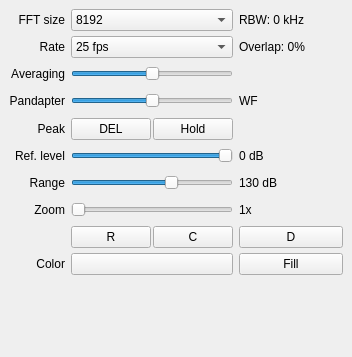
First picture: the form in src/qtgui/dockfft.ui, repository gqrx-sdr/gqrx, before the edit.
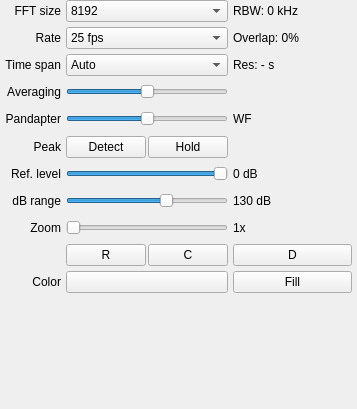
Second picture: the form after the edit. Icons and pictures are not drawn. Custom widgets are drawn as their Qt base class.

Commit message:
Add user settable waterfall time span.
Allows averaging waterfall data with a span up to 24 hours.
Implements second part of issue #316

The edit to the form file:
```diff
--- a/src/qtgui/dockfft.ui
+++ b/src/qtgui/dockfft.ui
@@ -6,8 +6,8 @@
    <rect>
     <x>0</x>
     <y>0</y>
-    <width>352</width>
-    <height>357</height>
+    <width>357</width>
+    <height>409</height>
    </rect>
   </property>
   <property name="sizePolicy">
@@ -18,8 +18,8 @@
   </property>
   <property name="minimumSize">
    <size>
-    <width>352</width>
-    <height>345</height>
+    <width>357</width>
+    <height>409</height>
    </size>
   </property>
   <property name="windowIcon">
@@ -37,11 +37,233 @@
   </property>
   <widget class="QWidget" name="dockWidgetContents">
    <layout class="QVBoxLayout" name="verticalLayout">
+    <property name="spacing">
+     <number>5</number>
+    </property>
+    <property name="leftMargin">
+     <number>5</number>
+    </property>
+    <property name="topMargin">
+     <number>0</number>
+    </property>
+    <property name="rightMargin">
+     <number>5</number>
+    </property>
+    <property name="bottomMargin">
+     <number>0</number>
+    </property>
     <item>
      <layout class="QGridLayout" name="gridLayout" columnstretch="0,0,0">
-      <property name="verticalSpacing">
+      <property name="bottomMargin">
        <number>5</number>
       </property>
+      <property name="spacing">
+       <number>5</number>
+      </property>
+      <item row="4" column="0">
+       <widget class="QLabel" name="pandLabel">
+        <property name="sizePolicy">
+         <sizepolicy hsizetype="Preferred" vsizetype="Preferred">
+          <horstretch>0</horstretch>
+          <verstretch>0</verstretch>
+         </sizepolicy>
+        </property>
+        <property name="text">
+         <string>Pandapter</string>
+        </property>
+        <property name="alignment">
+         <set>Qt::AlignRight|Qt::AlignTrailing|Qt::AlignVCenter</set>
+        </property>
+       </widget>
+      </item>
+      <item row="3" column="1">
+       <widget class="QSlider" name="fftAvgSlider">
+        <property name="sizePolicy">
+         <sizepolicy hsizetype="MinimumExpanding" vsizetype="Preferred">
+          <horstretch>0</horstretch>
+          <verstretch>0</verstretch>
+         </sizepolicy>
+        </property>
+        <property name="minimumSize">
+         <size>
+          <width>0</width>
+          <height>22</height>
+         </size>
+        </property>
+        <property name="toolTip">
+         <string>FFT averaging gain</string>
+        </property>
+        <property name="maximum">
+         <number>100</number>
+        </property>
+        <property name="value">
+         <number>50</number>
+        </property>
+        <property name="orientation">
+         <enum>Qt::Horizontal</enum>
+        </property>
+        <property name="invertedAppearance">
+         <bool>false</bool>
+        </property>
+        <property name="invertedControls">
+         <bool>false</bool>
+        </property>
+       </widget>
+      </item>
+      <item row="6" column="0">
+       <widget class="QLabel" name="label_1">
+        <property name="toolTip">
+         <string>The reference level is the level at the top of the FFT plot</string>
+        </property>
+        <property name="text">
+         <string>Ref. level</string>
+        </property>
+        <property name="alignment">
+         <set>Qt::AlignRight|Qt::AlignTrailing|Qt::AlignVCenter</set>
+        </property>
+       </widget>
+      </item>
+      <item row="4" column="2">
+       <widget class="QLabel" name="wfLabel">
+        <property name="sizePolicy">
+         <sizepolicy hsizetype="MinimumExpanding" vsizetype="Preferred">
+          <horstretch>0</horstretch>
+          <verstretch>0</verstretch>
+         </sizepolicy>
+        </property>
+        <property name="text">
+         <string>WF</string>
+        </property>
+        <property name="alignment">
+         <set>Qt::AlignLeading|Qt::AlignLeft|Qt::AlignVCenter</set>
+        </property>
+       </widget>
+      </item>
+      <item row="11" column="1">
+       <widget class="QtColorPicker" name="colorPicker">
+        <property name="sizePolicy">
+         <sizepolicy hsizetype="MinimumExpanding" vsizetype="Preferred">
+          <horstretch>0</horstretch>
+          <verstretch>0</verstretch>
+         </sizepolicy>
+        </property>
+        <property name="toolTip">
+         <string>Color for the FFT plot</string>
+        </property>
+        <property name="text">
+         <string/>
+        </property>
+       </widget>
+      </item>
+      <item row="4" column="1">
+       <widget class="QSlider" name="fftSplitSlider">
+        <property name="sizePolicy">
+         <sizepolicy hsizetype="MinimumExpanding" vsizetype="Preferred">
+          <horstretch>0</horstretch>
+          <verstretch>0</verstretch>
+         </sizepolicy>
+        </property>
+        <property name="minimumSize">
+         <size>
+          <width>0</width>
+          <height>22</height>
+         </size>
+        </property>
+        <property name="toolTip">
+         <string>Spatial distribution between pandapter and waterfall</string>
+        </property>
+        <property name="minimum">
+         <number>0</number>
+        </property>
+        <property name="maximum">
+         <number>100</number>
+        </property>
+        <property name="value">
+         <number>50</number>
+        </property>
+        <property name="orientation">
+         <enum>Qt::Horizontal</enum>
+        </property>
+       </widget>
+      </item>
+      <item row="5" column="1">
+       <layout class="QHBoxLayout" name="horizontalLayout_2" stretch="0,0">
+        <property name="spacing">
+         <number>2</number>
+        </property>
+        <property name="sizeConstraint">
+         <enum>QLayout::SetDefaultConstraint</enum>
+        </property>
+        <property name="topMargin">
+         <number>1</number>
+        </property>
+        <property name="bottomMargin">
+         <number>0</number>
+        </property>
+        <item>
+         <widget class="QPushButton" name="peakDetectionButton">
+          <property name="sizePolicy">
+           <sizepolicy hsizetype="MinimumExpanding" vsizetype="Preferred">
+            <horstretch>0</horstretch>
+            <verstretch>0</verstretch>
+           </sizepolicy>
+          </property>
+          <property name="minimumSize">
+           <size>
+            <width>0</width>
+            <height>0</height>
+           </size>
+          </property>
+          <property name="maximumSize">
+           <size>
+            <width>16777215</width>
+            <height>16777215</height>
+           </size>
+          </property>
+          <property name="toolTip">
+           <string>Enable peak detection in FFT</string>
+          </property>
+          <property name="text">
+           <string>Detect</string>
+          </property>
+          <property name="checkable">
+           <bool>true</bool>
+          </property>
+         </widget>
+        </item>
+        <item>
+         <widget class="QPushButton" name="peakHoldButton">
+          <property name="sizePolicy">
+           <sizepolicy hsizetype="MinimumExpanding" vsizetype="Preferred">
+            <horstretch>0</horstretch>
+            <verstretch>0</verstretch>
+           </sizepolicy>
+          </property>
+          <property name="minimumSize">
+           <size>
+            <width>0</width>
+            <height>0</height>
+           </size>
+          </property>
+          <property name="maximumSize">
+           <size>
+            <width>16777215</width>
+            <height>16777215</height>
+           </size>
+          </property>
+          <property name="toolTip">
+           <string>Toggle peak hold in FFT</string>
+          </property>
+          <property name="text">
+           <string>Hold</string>
+          </property>
+          <property name="checkable">
+           <bool>true</bool>
+          </property>
+         </widget>
+        </item>
+       </layout>
+      </item>
       <item row="1" column="1">
        <widget class="QComboBox" name="fftRateComboBox">
         <property name="sizePolicy">
@@ -119,7 +341,7 @@
         </item>
        </widget>
       </item>
-      <item row="2" column="0">
+      <item row="3" column="0">
        <widget class="QLabel" name="fftAvgLabel">
         <property name="sizePolicy">
          <sizepolicy hsizetype="Preferred" vsizetype="Preferred">
@@ -138,19 +360,6 @@
         </property>
        </widget>
       </item>
-      <item row="5" column="0">
-       <widget class="QLabel" name="label_1">
-        <property name="toolTip">
-         <string>The reference level is the level at the top of the FFT plot</string>
-        </property>
-        <property name="text">
-         <string>Ref. level</string>
-        </property>
-        <property name="alignment">
-         <set>Qt::AlignRight|Qt::AlignTrailing|Qt::AlignVCenter</set>
-        </property>
-       </widget>
-      </item>
       <item row="0" column="0">
        <widget class="QLabel" name="fftSizeLabel">
         <property name="text">
@@ -161,6 +370,186 @@
         </property>
        </widget>
       </item>
+      <item row="6" column="2">
+       <widget class="QLabel" name="reflevelLabel">
+        <property name="toolTip">
+         <string>The reference level is the level at the top of the FFT plot</string>
+        </property>
+        <property name="statusTip">
+         <string/>
+        </property>
+        <property name="text">
+         <string>0 dB</string>
+        </property>
+       </widget>
+      </item>
+      <item row="1" column="2">
+       <widget class="QLabel" name="fftOvrLabel">
+        <property name="toolTip">
+         <string>FFT buffer overlap between two consecutive FFT calculations.</string>
+        </property>
+        <property name="text">
+         <string>Overlap: 0%</string>
+        </property>
+       </widget>
+      </item>
+      <item row="7" column="2">
+       <widget class="QLabel" name="rangeLabel">
+        <property name="toolTip">
+         <string>The range of the FFT plot</string>
+        </property>
+        <property name="text">
+         <string>130 dB</string>
+        </property>
+       </widget>
+      </item>
+      <item row="9" column="1">
+       <widget class="QSlider" name="fftZoomSlider">
+        <property name="sizePolicy">
+         <sizepolicy hsizetype="MinimumExpanding" vsizetype="Preferred">
+          <horstretch>0</horstretch>
+          <verstretch>0</verstretch>
+         </sizepolicy>
+        </property>
+        <property name="minimumSize">
+         <size>
+          <width>0</width>
+          <height>22</height>
+         </size>
+        </property>
+        <property name="toolTip">
+         <string>Zoom level for zooming in on the frequency axis.</string>
+        </property>
+        <property name="minimum">
+         <number>1</number>
+        </property>
+        <property name="maximum">
+         <number>50</number>
+        </property>
+        <property name="pageStep">
+         <number>5</number>
+        </property>
+        <property name="orientation">
+         <enum>Qt::Horizontal</enum>
+        </property>
+        <property name="invertedAppearance">
+         <bool>false</bool>
+        </property>
+        <property name="invertedControls">
+         <bool>false</bool>
+        </property>
+        <property name="tickPosition">
+         <enum>QSlider::NoTicks</enum>
+        </property>
+       </widget>
+      </item>
+      <item row="9" column="0">
+       <widget class="QLabel" name="zoomLAbel">
+        <property name="toolTip">
+         <string>Zooming shortcuts</string>
+        </property>
+        <property name="text">
+         <string>Zoom</string>
+        </property>
+        <property name="alignment">
+         <set>Qt::AlignRight|Qt::AlignTrailing|Qt::AlignVCenter</set>
+        </property>
+       </widget>
+      </item>
+      <item row="10" column="1">
+       <layout class="QHBoxLayout" name="horizontalLayout" stretch="0,0">
+        <property name="spacing">
+         <number>2</number>
+        </property>
+        <item>
+         <widget class="QPushButton" name="resetButton">
+          <property name="sizePolicy">
+           <sizepolicy hsizetype="MinimumExpanding" vsizetype="Preferred">
+            <horstretch>0</horstretch>
+            <verstretch>0</verstretch>
+           </sizepolicy>
+          </property>
+          <property name="minimumSize">
+           <size>
+            <width>0</width>
+            <height>0</height>
+           </size>
+          </property>
+          <property name="maximumSize">
+           <size>
+            <width>16777215</width>
+            <height>16777215</height>
+           </size>
+          </property>
+          <property name="toolTip">
+           <string>Reset zoom level to 1x</string>
+          </property>
+          <property name="text">
+           <string>R</string>
+          </property>
+         </widget>
+        </item>
+        <item>
+         <widget class="QPushButton" name="centerButton">
+          <property name="sizePolicy">
+           <sizepolicy hsizetype="MinimumExpanding" vsizetype="Preferred">
+            <horstretch>0</horstretch>
+            <verstretch>0</verstretch>
+           </sizepolicy>
+          </property>
+          <property name="minimumSize">
+           <size>
+            <width>0</width>
+            <height>0</height>
+           </size>
+          </property>
+          <property name="maximumSize">
+           <size>
+            <width>16777215</width>
+            <height>16777215</height>
+           </size>
+          </property>
+          <property name="toolTip">
+           <string>Center FFT around original center frequency</string>
+          </property>
+          <property name="text">
+           <string>C</string>
+          </property>
+         </widget>
+        </item>
+       </layout>
+      </item>
+      <item row="11" column="2">
+       <widget class="QPushButton" name="fillButton">
+        <property name="sizePolicy">
+         <sizepolicy hsizetype="MinimumExpanding" vsizetype="Preferred">
+          <horstretch>0</horstretch>
+          <verstretch>0</verstretch>
+         </sizepolicy>
+        </property>
+        <property name="minimumSize">
+         <size>
+          <width>0</width>
+          <height>0</height>
+         </size>
+        </property>
+        <property name="maximumSize">
+         <size>
+          <width>16777215</width>
+          <height>16777215</height>
+         </size>
+        </property>
+        <property name="toolTip">
+         <string>Fill the area below the FFT plot with a gradient</string>
+        </property>
+        <property name="text">
+         <string>Fill</string>
+        </property>
+        <property name="checkable">
+         <bool>true</bool>
+        </property>
+       </widget>
+      </item>
       <item row="0" column="1">
        <widget class="QComboBox" name="fftSizeComboBox">
         <property name="enabled">
@@ -266,45 +655,8 @@
         </item>
        </widget>
       </item>
-      <item row="5" column="1">
-       <widget class="QSlider" name="reflevelSlider">
-        <property name="sizePolicy">
-         <sizepolicy hsizetype="MinimumExpanding" vsizetype="Preferred">
-          <horstretch>0</horstretch>
-          <verstretch>0</verstretch>
-         </sizepolicy>
-        </property>
-        <property name="minimumSize">
-         <size>
-          <width>0</width>
-          <height>22</height>
-         </size>
-        </property>
-        <property name="toolTip">
-         <string>The reference level is the level at the top of the FFT plot</string>
-        </property>
-        <property name="minimum">
-         <number>-100</number>
-        </property>
-        <property name="maximum">
-         <number>0</number>
-        </property>
-        <property name="value">
-         <number>0</number>
-        </property>
-        <property name="sliderPosition">
-         <number>0</number>
-        </property>
-        <property name="orientation">
-         <enum>Qt::Horizontal</enum>
-        </property>
-        <property name="invertedControls">
-         <bool>false</bool>
-        </property>
-       </widget>
-      </item>
-      <item row="9" column="2">
-       <widget class="QPushButton" name="fillButton">
+      <item row="10" column="2">
+       <widget class="QPushButton" name="demodButton">
         <property name="sizePolicy">
          <sizepolicy hsizetype="MinimumExpanding" vsizetype="Preferred">
           <horstretch>0</horstretch>
@@ -327,258 +679,11 @@
          <string>Fill the area below the FFT plot with a gradient</string>
         </property>
         <property name="text">
-         <string>Fill</string>
-        </property>
-        <property name="checkable">
-         <bool>true</bool>
+         <string>D</string>
         </property>
        </widget>
       </item>
       <item row="7" column="1">
-       <widget class="QSlider" name="fftZoomSlider">
-        <property name="sizePolicy">
-         <sizepolicy hsizetype="MinimumExpanding" vsizetype="Preferred">
-          <horstretch>0</horstretch>
-          <verstretch>0</verstretch>
-         </sizepolicy>
-        </property>
-        <property name="minimumSize">
-         <size>
-          <width>0</width>
-          <height>22</height>
-         </size>
-        </property>
-        <property name="toolTip">
-         <string>Zoom level for zooming in on the frequency axis.</string>
-        </property>
-        <property name="minimum">
-         <number>1</number>
-        </property>
-        <property name="maximum">
-         <number>50</number>
-        </property>
-        <property name="pageStep">
-         <number>5</number>
-        </property>
-        <property name="orientation">
-         <enum>Qt::Horizontal</enum>
-        </property>
-        <property name="invertedAppearance">
-         <bool>false</bool>
-        </property>
-        <property name="invertedControls">
-         <bool>false</bool>
-        </property>
-        <property name="tickPosition">
-         <enum>QSlider::NoTicks</enum>
-        </property>
-       </widget>
-      </item>
-      <item row="1" column="0">
-       <widget class="QLabel" name="fftRateLabel">
-        <property name="text">
-         <string>Rate</string>
-        </property>
-        <property name="alignment">
-         <set>Qt::AlignRight|Qt::AlignTrailing|Qt::AlignVCenter</set>
-        </property>
-       </widget>
-      </item>
-      <item row="3" column="2">
-       <widget class="QLabel" name="wfLabel">
-        <property name="sizePolicy">
-         <sizepolicy hsizetype="MinimumExpanding" vsizetype="Preferred">
-          <horstretch>0</horstretch>
-          <verstretch>0</verstretch>
-         </sizepolicy>
-        </property>
-        <property name="text">
-         <string>WF</string>
-        </property>
-        <property name="alignment">
-         <set>Qt::AlignLeading|Qt::AlignLeft|Qt::AlignVCenter</set>
-        </property>
-       </widget>
-      </item>
-      <item row="5" column="2">
-       <widget class="QLabel" name="reflevelLabel">
-        <property name="toolTip">
-         <string>The reference level is the level at the top of the FFT plot</string>
-        </property>
-        <property name="statusTip">
-         <string/>
-        </property>
-        <property name="text">
-         <string>0 dB</string>
-        </property>
-       </widget>
-      </item>
-      <item row="3" column="0">
-       <widget class="QLabel" name="pandLabel">
-        <property name="sizePolicy">
-         <sizepolicy hsizetype="Preferred" vsizetype="Preferred">
-          <horstretch>0</horstretch>
-          <verstretch>0</verstretch>
-         </sizepolicy>
-        </property>
-        <property name="text">
-         <string>Pandapter</string>
-        </property>
-        <property name="alignment">
-         <set>Qt::AlignRight|Qt::AlignTrailing|Qt::AlignVCenter</set>
-        </property>
-       </widget>
-      </item>
-      <item row="7" column="2">
-       <widget class="QLabel" name="zoomLevelLabel">
-        <property name="sizePolicy">
-         <sizepolicy hsizetype="MinimumExpanding" vsizetype="Preferred">
-          <horstretch>0</horstretch>
-          <verstretch>0</verstretch>
-         </sizepolicy>
-        </property>
-        <property name="toolTip">
-         <string>Current zoom level</string>
-        </property>
-        <property name="text">
-         <string>1x</string>
-        </property>
-        <property name="alignment">
-         <set>Qt::AlignLeading|Qt::AlignLeft|Qt::AlignVCenter</set>
-        </property>
-       </widget>
-      </item>
-      <item row="3" column="1">
-       <widget class="QSlider" name="fftSplitSlider">
-        <property name="sizePolicy">
-         <sizepolicy hsizetype="MinimumExpanding" vsizetype="Preferred">
-          <horstretch>0</horstretch>
-          <verstretch>0</verstretch>
-         </sizepolicy>
-        </property>
-        <property name="minimumSize">
-         <size>
-          <width>0</width>
-          <height>22</height>
-         </size>
-        </property>
-        <property name="toolTip">
-         <string>Spatial distribution between pandapter and waterfall</string>
-        </property>
-        <property name="minimum">
-         <number>0</number>
-        </property>
-        <property name="maximum">
-         <number>100</number>
-        </property>
-        <property name="value">
-         <number>50</number>
-        </property>
-        <property name="orientation">
-         <enum>Qt::Horizontal</enum>
-        </property>
-       </widget>
-      </item>
-      <item row="9" column="1">
-       <widget class="QtColorPicker" name="colorPicker">
-        <property name="sizePolicy">
-         <sizepolicy hsizetype="MinimumExpanding" vsizetype="Preferred">
-          <horstretch>0</horstretch>
-          <verstretch>0</verstretch>
-         </sizepolicy>
-        </property>
-        <property name="toolTip">
-         <string>Color for the FFT plot</string>
-        </property>
-        <property name="text">
-         <string/>
-        </property>
-       </widget>
-      </item>
-      <item row="9" column="0">
-       <widget class="QLabel" name="colorLabel">
-        <property name="toolTip">
-         <string>Color for the FFT plot</string>
-        </property>
-        <property name="text">
-         <string>Color</string>
-        </property>
-        <property name="alignment">
-         <set>Qt::AlignRight|Qt::AlignTrailing|Qt::AlignVCenter</set>
-        </property>
-       </widget>
-      </item>
-      <item row="2" column="1">
-       <widget class="QSlider" name="fftAvgSlider">
-        <property name="sizePolicy">
-         <sizepolicy hsizetype="MinimumExpanding" vsizetype="Preferred">
-          <horstretch>0</horstretch>
-          <verstretch>0</verstretch>
-         </sizepolicy>
-        </property>
-        <property name="minimumSize">
-         <size>
-          <width>0</width>
-          <height>22</height>
-         </size>
-        </property>
-        <property name="toolTip">
-         <string>FFT averaging gain</string>
-        </property>
-        <property name="maximum">
-         <number>100</number>
-        </property>
-        <property name="value">
-         <number>50</number>
-        </property>
-        <property name="orientation">
-         <enum>Qt::Horizontal</enum>
-        </property>
-        <property name="invertedAppearance">
-         <bool>false</bool>
-        </property>
-        <property name="invertedControls">
-         <bool>false</bool>
-        </property>
-       </widget>
-      </item>
-      <item row="4" column="0">
-       <widget class="QLabel" name="peakLabel">
-        <property name="text">
-         <string>Peak</string>
-        </property>
-        <property name="alignment">
-         <set>Qt::AlignRight|Qt::AlignTrailing|Qt::AlignVCenter</set>
-        </property>
-       </widget>
-      </item>
-      <item row="7" column="0">
-       <widget class="QLabel" name="zoomLAbel">
-        <property name="toolTip">
-         <string>Zooming shortcuts</string>
-        </property>
-        <property name="text">
-         <string>Zoom</string>
-        </property>
-        <property name="alignment">
-         <set>Qt::AlignRight|Qt::AlignTrailing|Qt::AlignVCenter</set>
-        </property>
-       </widget>
-      </item>
-      <item row="6" column="0">
-       <widget class="QLabel" name="label_2">
-        <property name="toolTip">
-         <string>The range of the FFT plot</string>
-        </property>
-        <property name="text">
-         <string>Range</string>
-        </property>
-        <property name="alignment">
-         <set>Qt::AlignRight|Qt::AlignTrailing|Qt::AlignVCenter</set>
-        </property>
-       </widget>
-      </item>
-      <item row="6" column="1">
        <widget class="QSlider" name="rangeSlider">
         <property name="sizePolicy">
          <sizepolicy hsizetype="MinimumExpanding" vsizetype="Fixed">
@@ -612,192 +717,13 @@
         </property>
        </widget>
       </item>
-      <item row="6" column="2">
-       <widget class="QLabel" name="rangeLabel">
-        <property name="toolTip">
-         <string>The range of the FFT plot</string>
-        </property>
+      <item row="5" column="0">
+       <widget class="QLabel" name="peakLabel">
         <property name="text">
-         <string>130 dB</string>
+         <string>Peak</string>
         </property>
-       </widget>
-      </item>
-      <item row="8" column="2">
-       <widget class="QPushButton" name="demodButton">
-        <property name="sizePolicy">
-         <sizepolicy hsizetype="MinimumExpanding" vsizetype="Preferred">
-          <horstretch>0</horstretch>
-          <verstretch>0</verstretch>
-         </sizepolicy>
-        </property>
-        <property name="minimumSize">
-         <size>
-          <width>0</width>
-          <height>0</height>
-         </size>
-        </property>
-        <property name="maximumSize">
-         <size>
-          <width>16777215</width>
-          <height>16777215</height>
-         </size>
-        </property>
-        <property name="toolTip">
-         <string>Center FFT around demodulator frequency</string>
-        </property>
-        <property name="text">
-         <string>D</string>
-        </property>
-       </widget>
-      </item>
-      <item row="8" column="1">
-       <layout class="QHBoxLayout" name="horizontalLayout" stretch="0,0">
-        <property name="spacing">
-         <number>2</number>
-        </property>
-        <item>
-         <widget class="QPushButton" name="resetButton">
-          <property name="sizePolicy">
-           <sizepolicy hsizetype="MinimumExpanding" vsizetype="Preferred">
-            <horstretch>0</horstretch>
-            <verstretch>0</verstretch>
-           </sizepolicy>
-          </property>
-          <property name="minimumSize">
-           <size>
-            <width>0</width>
-            <height>0</height>
-           </size>
-          </property>
-          <property name="maximumSize">
-           <size>
-            <width>16777215</width>
-            <height>16777215</height>
-           </size>
-          </property>
-          <property name="toolTip">
-           <string>Reset zoom level to 1x</string>
-          </property>
-          <property name="text">
-           <string>R</string>
-          </property>
-         </widget>
-        </item>
-        <item>
-         <widget class="QPushButton" name="centerButton">
-          <property name="sizePolicy">
-           <sizepolicy hsizetype="MinimumExpanding" vsizetype="Preferred">
-            <horstretch>0</horstretch>
-            <verstretch>0</verstretch>
-           </sizepolicy>
-          </property>
-          <property name="minimumSize">
-           <size>
-            <width>0</width>
-            <height>0</height>
-           </size>
-          </property>
-          <property name="maximumSize">
-           <size>
-            <width>16777215</width>
-            <height>16777215</height>
-           </size>
-          </property>
-          <property name="toolTip">
-           <string>Center FFT around original center frequency</string>
-          </property>
-          <property name="text">
-           <string>C</string>
-          </property>
-         </widget>
-        </item>
-       </layout>
-      </item>
-      <item row="4" column="1">
-       <layout class="QHBoxLayout" name="horizontalLayout_2" stretch="0,0">
-        <property name="spacing">
-         <number>2</number>
-        </property>
-        <property name="sizeConstraint">
-         <enum>QLayout::SetDefaultConstraint</enum>
-        </property>
-        <property name="topMargin">
-         <number>1</number>
-        </property>
-        <property name="bottomMargin">
-         <number>0</number>
-        </property>
-        <item>
-         <widget class="QPushButton" name="peakDetectionButton">
-          <property name="sizePolicy">
-           <sizepolicy hsizetype="MinimumExpanding" vsizetype="Preferred">
-            <horstretch>0</horstretch>
-            <verstretch>0</verstretch>
-           </sizepolicy>
-          </property>
-          <property name="minimumSize">
-           <size>
-            <width>0</width>
-            <height>0</height>
-           </size>
-          </property>
-          <property name="maximumSize">
-           <size>
-            <width>16777215</width>
-            <height>16777215</height>
-           </size>
-          </property>
-          <property name="toolTip">
-           <string>Enable peak detection in FFT</string>
-          </property>
-          <property name="text">
-           <string>DEL</string>
-          </property>
-          <property name="checkable">
-           <bool>true</bool>
-          </property>
-         </widget>
-        </item>
-        <item>
-         <widget class="QPushButton" name="peakHoldButton">
-          <property name="sizePolicy">
-           <sizepolicy hsizetype="MinimumExpanding" vsizetype="Preferred">
-            <horstretch>0</horstretch>
-            <verstretch>0</verstretch>
-           </sizepolicy>
-          </property>
-          <property name="minimumSize">
-           <size>
-            <width>0</width>
-            <height>0</height>
-           </size>
-          </property>
-          <property name="maximumSize">
-           <size>
-            <width>16777215</width>
-            <height>16777215</height>
-           </size>
-          </property>
-          <property name="toolTip">
-           <string>Toggle peak hold in FFT</string>
-          </property>
-          <property name="text">
-           <string>Hold</string>
-          </property>
-          <property name="checkable">
-           <bool>true</bool>
-          </property>
-         </widget>
-        </item>
-       </layout>
-      </item>
-      <item row="1" column="2">
-       <widget class="QLabel" name="fftOvrLabel">
-        <property name="toolTip">
-         <string>FFT buffer overlap between two consecutive FFT calculations.</string>
-        </property>
-        <property name="text">
-         <string>Overlap: 0%</string>
+        <property name="alignment">
+         <set>Qt::AlignRight|Qt::AlignTrailing|Qt::AlignVCenter</set>
         </property>
        </widget>
       </item>
@@ -811,6 +737,174 @@
         </property>
        </widget>
       </item>
+      <item row="11" column="0">
+       <widget class="QLabel" name="colorLabel">
+        <property name="toolTip">
+         <string>Color for the FFT plot</string>
+        </property>
+        <property name="text">
+         <string>Color</string>
+        </property>
+        <property name="alignment">
+         <set>Qt::AlignRight|Qt::AlignTrailing|Qt::AlignVCenter</set>
+        </property>
+       </widget>
+      </item>
+      <item row="6" column="1">
+       <widget class="QSlider" name="reflevelSlider">
+        <property name="sizePolicy">
+         <sizepolicy hsizetype="MinimumExpanding" vsizetype="Preferred">
+          <horstretch>0</horstretch>
+          <verstretch>0</verstretch>
+         </sizepolicy>
+        </property>
+        <property name="minimumSize">
+         <size>
+          <width>0</width>
+          <height>22</height>
+         </size>
+        </property>
+        <property name="toolTip">
+         <string>The reference level is the level at the top of the FFT plot</string>
+        </property>
+        <property name="minimum">
+         <number>-100</number>
+        </property>
+        <property name="maximum">
+         <number>0</number>
+        </property>
+        <property name="value">
+         <number>0</number>
+        </property>
+        <property name="sliderPosition">
+         <number>0</number>
+        </property>
+        <property name="orientation">
+         <enum>Qt::Horizontal</enum>
+        </property>
+        <property name="invertedControls">
+         <bool>false</bool>
+        </property>
+       </widget>
+      </item>
+      <item row="1" column="0">
+       <widget class="QLabel" name="fftRateLabel">
+        <property name="text">
+         <string>Rate</string>
+        </property>
+        <property name="alignment">
+         <set>Qt::AlignRight|Qt::AlignTrailing|Qt::AlignVCenter</set>
+        </property>
+       </widget>
+      </item>
+      <item row="7" column="0">
+       <widget class="QLabel" name="label_2">
+        <property name="toolTip">
+         <string>The range of the FFT plot</string>
+        </property>
+        <property name="text">
+         <string>dB range</string>
+        </property>
+        <property name="alignment">
+         <set>Qt::AlignRight|Qt::AlignTrailing|Qt::AlignVCenter</set>
+        </property>
+       </widget>
+      </item>
+      <item row="9" column="2">
+       <widget class="QLabel" name="zoomLevelLabel">
+        <property name="sizePolicy">
+         <sizepolicy hsizetype="MinimumExpanding" vsizetype="Preferred">
+          <horstretch>0</horstretch>
+          <verstretch>0</verstretch>
+         </sizepolicy>
+        </property>
+        <property name="toolTip">
+         <string>Current zoom level</string>
+        </property>
+        <property name="text">
+         <string>1x</string>
+        </property>
+        <property name="alignment">
+         <set>Qt::AlignLeading|Qt::AlignLeft|Qt::AlignVCenter</set>
+        </property>
+       </widget>
+      </item>
+      <item row="2" column="0">
+       <widget class="QLabel" name="label">
+        <property name="toolTip">
+         <string>The vertical time span on the waterfall.</string>
+        </property>
+        <property name="statusTip">
+         <string/>
+        </property>
+        <property name="text">
+         <string>Time span</string>
+        </property>
+        <property name="alignment">
+         <set>Qt::AlignRight|Qt::AlignTrailing|Qt::AlignVCenter</set>
+        </property>
+       </widget>
+      </item>
+      <item row="2" column="1">
+       <widget class="QComboBox" name="wfSpanComboBox">
+        <property name="toolTip">
+         <string>The vertical time span on the waterfall.</string>
+        </property>
+        <item>
+         <property name="text">
+          <string>Auto</string>
+         </property>
+        </item>
+        <item>
+         <property name="text">
+          <string>5 min</string>
+         </property>
+        </item>
+        <item>
+         <property name="text">
+          <string>15 min</string>
+         </property>
+        </item>
+        <item>
+         <property name="text">
+          <string>30 min</string>
+         </property>
+        </item>
+        <item>
+         <property name="text">
+          <string>1 hour</string>
+         </property>
+        </item>
+        <item>
+         <property name="text">
+          <string>4 hours</string>
+         </property>
+        </item>
+        <item>
+         <property name="text">
+          <string>10 hours</string>
+         </property>
+        </item>
+        <item>
+         <property name="text">
+          <string>24 hours</string>
+         </property>
+        </item>
+       </widget>
+      </item>
+      <item row="2" column="2">
+       <widget class="QLabel" name="wfResLabel">
+        <property name="toolTip">
+         <string>Waterfall time resolution.</string>
+        </property>
+        <property name="statusTip">
+         <string/>
+        </property>
+        <property name="text">
+         <string>Res: - s</string>
+        </property>
+       </widget>
+      </item>
      </layout>
     </item>
     <item>
@@ -820,8 +914,8 @@
       </property>
       <property name="sizeHint" stdset="0">
        <size>
-        <width>20</width>
-        <height>8</height>
+        <width>10</width>
+        <height>5</height>
        </size>
       </property>
      </spacer>
```
Left out of the diff: 2 changed lines with no effect on the pictures. The commit also changes 6 other files.
